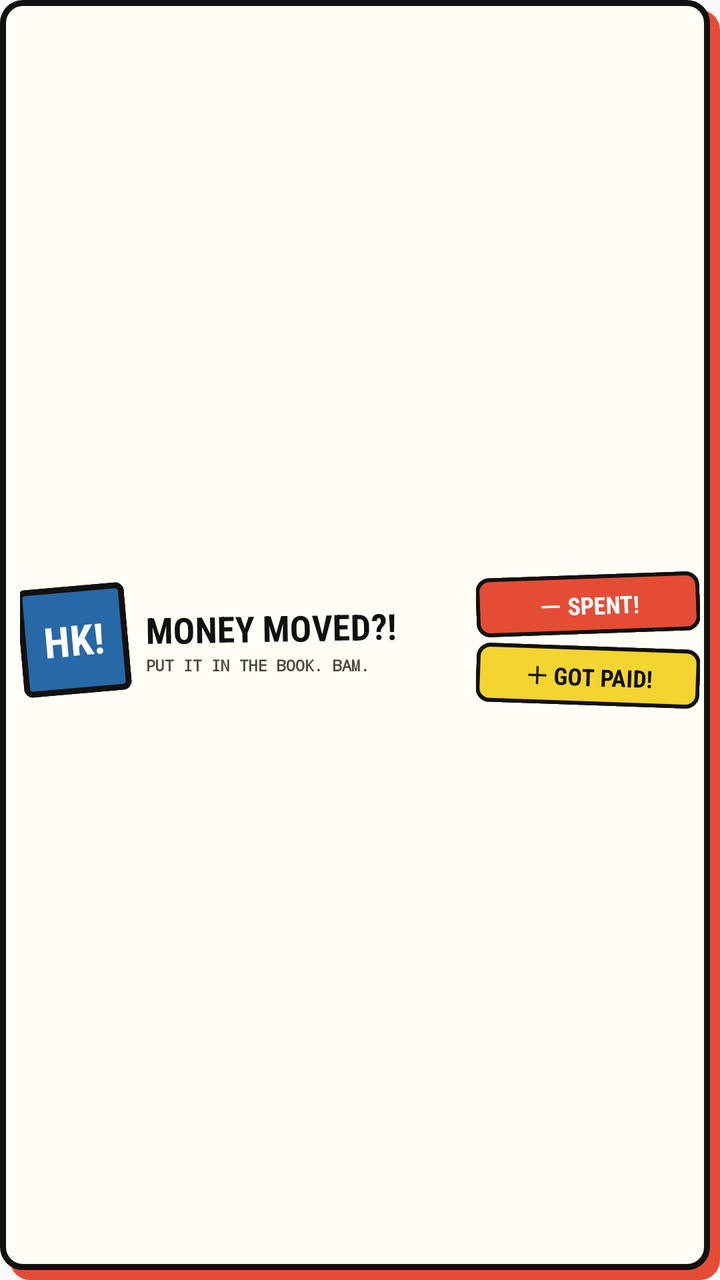
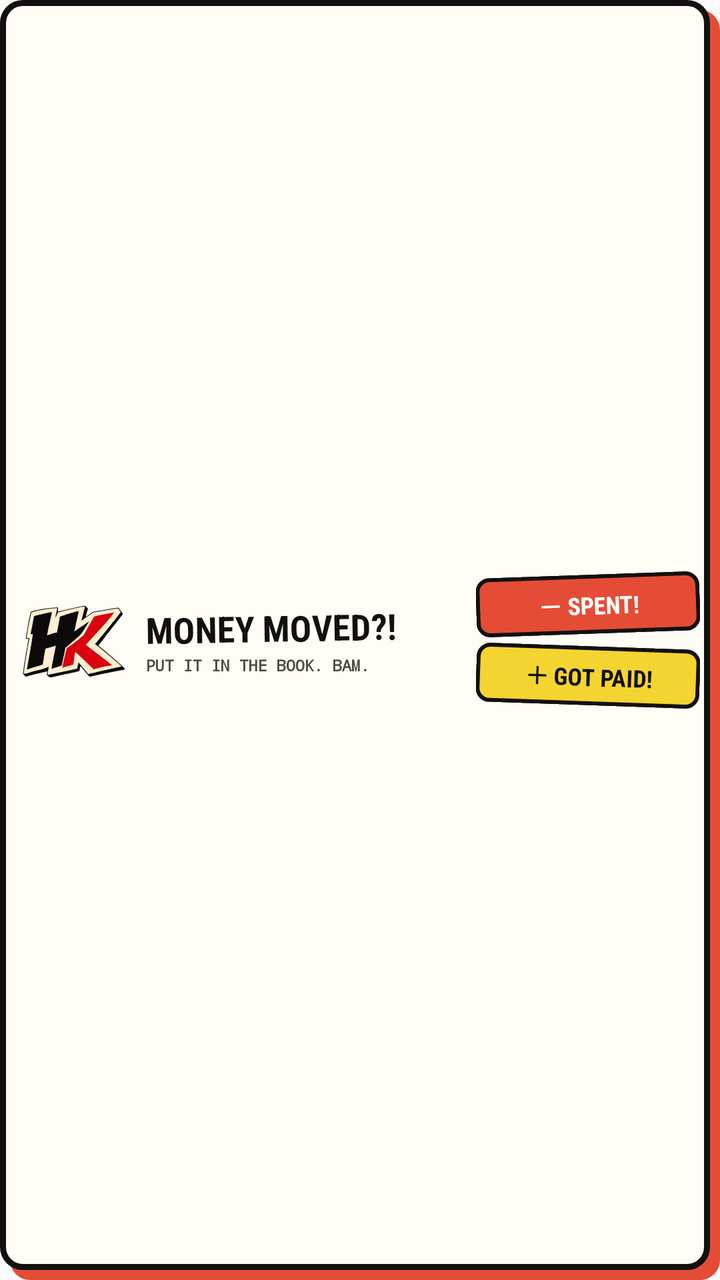

An Android layout rendered at two revisions. The XML below is the earlier revision; the diff shows what the commit changed to produce the second picture.
<!-- AndroidManifest.xml: application theme AppTheme -->
<!-- res/layout/widget_wide.xml -->
<?xml version="1.0" encoding="utf-8"?>
<LinearLayout xmlns:android="http://schemas.android.com/apk/res/android" android:id="@+id/widget_root" android:layout_width="match_parent" android:layout_height="match_parent" android:orientation="horizontal" android:gravity="center_vertical" android:background="@drawable/widget_wide_bg" android:padding="10dp">
    <TextView android:layout_width="54dp" android:layout_height="54dp" android:rotation="-5" android:gravity="center" android:background="@drawable/widget_blue" android:fontFamily="sans-serif-condensed" android:text="HK!" android:textColor="#FFFFFF" android:textSize="21sp" android:textStyle="bold"/>
    <LinearLayout android:layout_width="0dp" android:layout_height="wrap_content" android:layout_weight="1" android:layout_marginStart="9dp" android:orientation="vertical">
        <TextView android:layout_width="wrap_content" android:layout_height="wrap_content" android:rotation="-1" android:fontFamily="sans-serif-condensed" android:text="MONEY MOVED?!" android:textColor="#12110F" android:textSize="18sp" android:textStyle="bold"/>
        <TextView android:layout_width="wrap_content" android:layout_height="wrap_content" android:layout_marginTop="1dp" android:fontFamily="monospace" android:text="PUT IT IN THE BOOK. BAM." android:textColor="#4E4941" android:textSize="8sp" android:textStyle="bold"/>
    </LinearLayout>
    <LinearLayout android:layout_width="112dp" android:layout_height="match_parent" android:orientation="vertical" android:gravity="center" android:layout_marginStart="6dp">
        <TextView android:id="@+id/widget_expense" android:layout_width="match_parent" android:layout_height="wrap_content" android:rotation="-2" android:gravity="center" android:background="@drawable/widget_red" android:fontFamily="sans-serif-condensed" android:text="－ SPENT!" android:textColor="#FFFFFF" android:textSize="12sp" android:textStyle="bold"/>
        <TextView android:id="@+id/widget_money" android:layout_width="match_parent" android:layout_height="wrap_content" android:layout_marginTop="6dp" android:rotation="2" android:gravity="center" android:background="@drawable/widget_yellow" android:fontFamily="sans-serif-condensed" android:text="＋ GOT PAID!" android:textColor="#12110F" android:textSize="12sp" android:textStyle="bold"/>
    </LinearLayout>
</LinearLayout>
<!-- resources referenced by this layout -->
<resources>
  <!-- drawable widget_blue (drawable) -->
  <?xml version="1.0" encoding="utf-8"?>
  <shape xmlns:android="http://schemas.android.com/apk/res/android" android:shape="rectangle"><solid android:color="#2768A6"/><stroke android:width="3dp" android:color="#12110F"/><corners android:radius="3dp"/><padding android:left="7dp" android:top="5dp" android:right="7dp" android:bottom="5dp"/></shape>
  <!-- drawable widget_red (drawable) -->
  <?xml version="1.0" encoding="utf-8"?>
  <shape xmlns:android="http://schemas.android.com/apk/res/android" android:shape="rectangle">
      <solid android:color="#E54C35"/><stroke android:width="2dp" android:color="#12110F"/><corners android:radius="6dp"/><padding android:left="8dp" android:top="6dp" android:right="8dp" android:bottom="6dp"/>
  </shape>
  <!-- drawable widget_wide_bg (drawable) -->
  <?xml version="1.0" encoding="utf-8"?>
  <layer-list xmlns:android="http://schemas.android.com/apk/res/android"><item android:left="5dp" android:top="5dp"><shape><solid android:color="#E54C35"/><corners android:radius="10dp"/></shape></item><item android:right="5dp" android:bottom="5dp"><shape><solid android:color="#FFFDF6"/><stroke android:width="3dp" android:color="#12110F"/><corners android:radius="10dp"/></shape></item></layer-list>
  <!-- drawable widget_yellow (drawable) -->
  <?xml version="1.0" encoding="utf-8"?>
  <shape xmlns:android="http://schemas.android.com/apk/res/android" android:shape="rectangle">
      <solid android:color="#F4D431"/><stroke android:width="2dp" android:color="#12110F"/><corners android:radius="6dp"/><padding android:left="8dp" android:top="6dp" android:right="8dp" android:bottom="6dp"/>
  </shape>
  <style name="AppTheme" parent="Theme.AppCompat.Light.DarkActionBar">
          
          <item name="colorPrimary">@color/colorPrimary</item>
          <item name="colorPrimaryDark">@color/colorPrimaryDark</item>
          <item name="colorAccent">@color/colorAccent</item>
          <item name="android:scrollbarSize">2dp</item>
          <item name="android:scrollbarThumbVertical">@drawable/webview_scrollbar_thumb</item>
      </style>
  <!-- drawable webview_scrollbar_thumb (drawable) -->
  <?xml version="1.0" encoding="utf-8"?>
  <shape xmlns:android="http://schemas.android.com/apk/res/android"
      android:shape="rectangle">
      <solid android:color="#111111" />
      <corners android:radius="1dp" />
  </shape>
</resources>

<!-- the commit's change to res/layout/widget_wide.xml (unified diff, before → after) -->
@@ -1,6 +1,6 @@
 <?xml version="1.0" encoding="utf-8"?>
 <LinearLayout xmlns:android="http://schemas.android.com/apk/res/android" android:id="@+id/widget_root" android:layout_width="match_parent" android:layout_height="match_parent" android:orientation="horizontal" android:gravity="center_vertical" android:background="@drawable/widget_wide_bg" android:padding="10dp">
-    <TextView android:layout_width="54dp" android:layout_height="54dp" android:rotation="-5" android:gravity="center" android:background="@drawable/widget_blue" android:fontFamily="sans-serif-condensed" android:text="HK!" android:textColor="#FFFFFF" android:textSize="21sp" android:textStyle="bold"/>
+    <ImageView android:layout_width="54dp" android:layout_height="54dp" android:contentDescription="@string/app_name" android:src="@drawable/brand_emblem"/>
     <LinearLayout android:layout_width="0dp" android:layout_height="wrap_content" android:layout_weight="1" android:layout_marginStart="9dp" android:orientation="vertical">
         <TextView android:layout_width="wrap_content" android:layout_height="wrap_content" android:rotation="-1" android:fontFamily="sans-serif-condensed" android:text="MONEY MOVED?!" android:textColor="#12110F" android:textSize="18sp" android:textStyle="bold"/>
         <TextView android:layout_width="wrap_content" android:layout_height="wrap_content" android:layout_marginTop="1dp" android:fontFamily="monospace" android:text="PUT IT IN THE BOOK. BAM." android:textColor="#4E4941" android:textSize="8sp" android:textStyle="bold"/>
<!-- resource entries referenced after the edit -->
@@ -1,8 +1,6 @@
 <!-- resources referenced by this layout -->
 <resources>
-  <!-- drawable widget_blue (drawable) -->
-  <?xml version="1.0" encoding="utf-8"?>
-  <shape xmlns:android="http://schemas.android.com/apk/res/android" android:shape="rectangle"><solid android:color="#2768A6"/><stroke android:width="3dp" android:color="#12110F"/><corners android:radius="3dp"/><padding android:left="7dp" android:top="5dp" android:right="7dp" android:bottom="5dp"/></shape>
+  <!-- drawable brand_emblem: png bitmap (drawable-nodpi, 64407 bytes) -->
   <!-- drawable widget_red (drawable) -->
   <?xml version="1.0" encoding="utf-8"?>
   <shape xmlns:android="http://schemas.android.com/apk/res/android" android:shape="rectangle">
@@ -16,6 +14,7 @@
   <shape xmlns:android="http://schemas.android.com/apk/res/android" android:shape="rectangle">
       <solid android:color="#F4D431"/><stroke android:width="2dp" android:color="#12110F"/><corners android:radius="6dp"/><padding android:left="8dp" android:top="6dp" android:right="8dp" android:bottom="6dp"/>
   </shape>
+  <string name="app_name">HisabKitab</string>
   <style name="AppTheme" parent="Theme.AppCompat.Light.DarkActionBar">
           
           <item name="colorPrimary">@color/colorPrimary</item>
